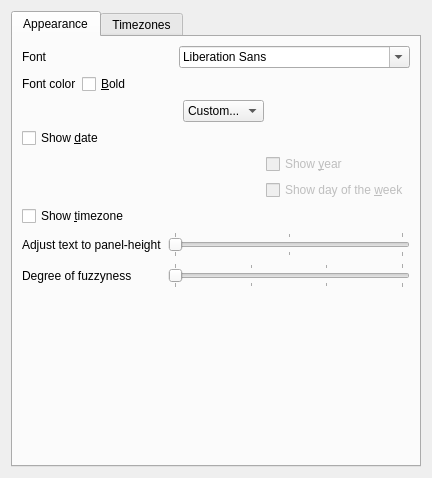
Above: applets/fuzzy-clock/fuzzyClockConfig.ui from KDE/kdeplasma-addons before the change. Below: the same form after it.
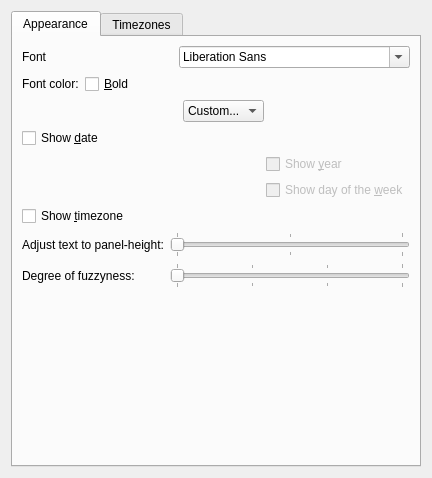
That is the form after the change. Custom widgets are drawn as their Qt base class.

```diff
--- a/applets/fuzzy-clock/fuzzyClockConfig.ui
+++ b/applets/fuzzy-clock/fuzzyClockConfig.ui
@@ -57,7 +57,7 @@
          <item>
           <widget class="QLabel" name="fontColorLabel" >
            <property name="text" >
-            <string>Font color</string>
+            <string>Font color:</string>
            </property>
           </widget>
          </item>
@@ -267,7 +267,7 @@
          <item row="0" column="0" >
           <widget class="QLabel" name="label_2" >
            <property name="text" >
-            <string>Adjust text to panel-height</string>
+            <string>Adjust text to panel-height:</string>
            </property>
           </widget>
          </item>
@@ -316,7 +316,7 @@
          <item row="1" column="0" >
           <widget class="QLabel" name="label" >
            <property name="text" >
-            <string>Degree of fuzzyness</string>
+            <string>Degree of fuzzyness:</string>
            </property>
           </widget>
          </item>
```
